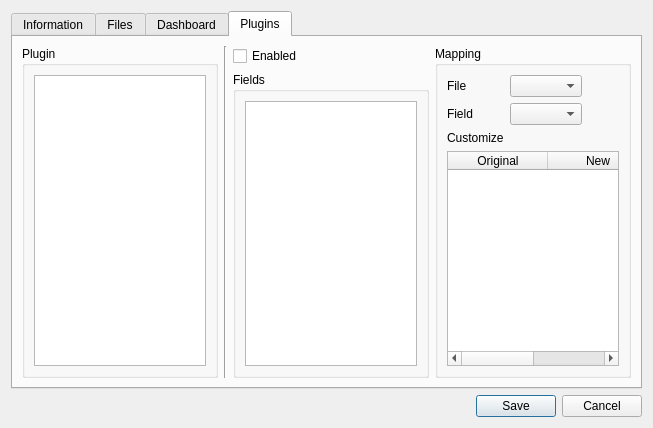
The window that ui/designer/properties.ui (arielvb/collector) describes before a commit, drawn with Qt 5.
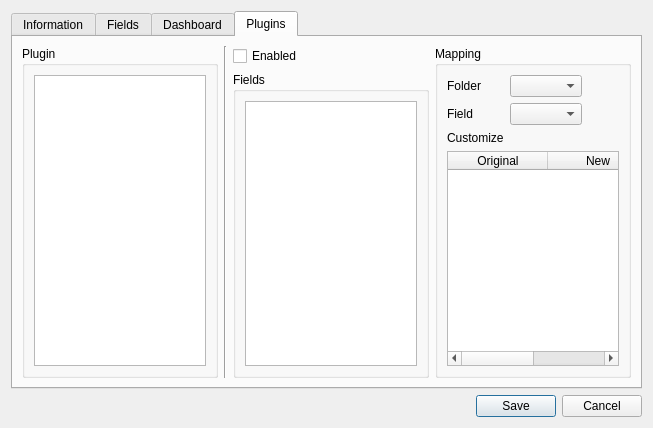
The same window after the commit. The open tabs and pages were chosen to show the change.

Patch:
```diff
--- a/ui/designer/properties.ui
+++ b/ui/designer/properties.ui
@@ -96,7 +96,7 @@
      </widget>
      <widget class="QWidget" name="files">
       <attribute name="title">
-       <string>Files</string>
+       <string>Fields</string>
       </attribute>
       <layout class="QVBoxLayout" name="verticalLayout">
        <item>
@@ -269,7 +269,7 @@
             <item row="1" column="0">
              <widget class="QLabel" name="label_5">
               <property name="text">
-               <string>File</string>
+               <string>Folder</string>
               </property>
              </widget>
             </item>
```
